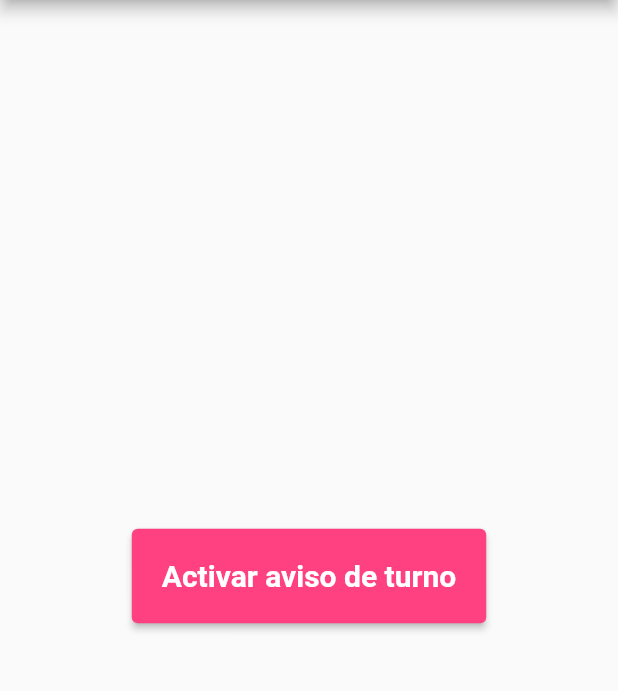
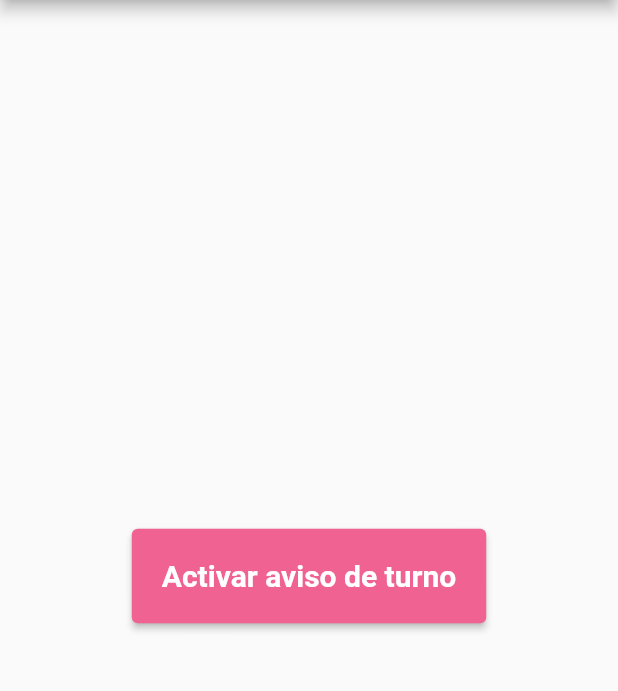
Before and after one commit to celia1996/NoWalls, a Flutter app: the screen it shows after launch, on a phone screen of 412 x 824 dp, the part 84-775 px from its top. Run offline on Flutter 3.47's test engine with Material 2 defaults, Android fonts, the phone set to English and light mode, and no system bars; our stand-ins replace vibration; missing offline and left inert: flutter_fft.

Commit message:
Chage color of the button

```diff
--- a/lib/src/pages/home_page.dart
+++ b/lib/src/pages/home_page.dart
@@ -22,7 +22,7 @@ class HomePage extends StatelessWidget {
               },
               child: Text('Activar aviso de turno', style: TextStyle(fontWeight: FontWeight.w700),),
               style: ButtonStyle(
-                backgroundColor: MaterialStateProperty.all<Color>(Colors.pinkAccent),
+                backgroundColor: MaterialStateProperty.all<Color>(Colors.pink[300]),
                 padding:  MaterialStateProperty.all<EdgeInsets>(EdgeInsets.all(20.0)),
                 textStyle: MaterialStateProperty.all<TextStyle>(TextStyle(fontSize:20))
               ),
```
